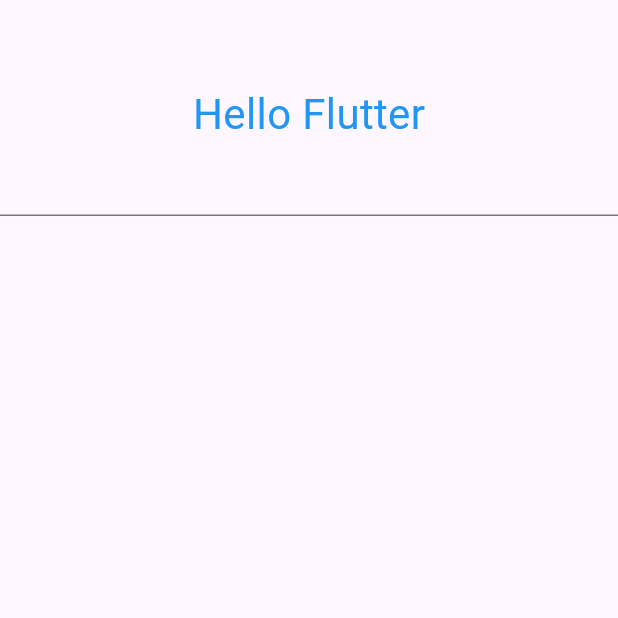
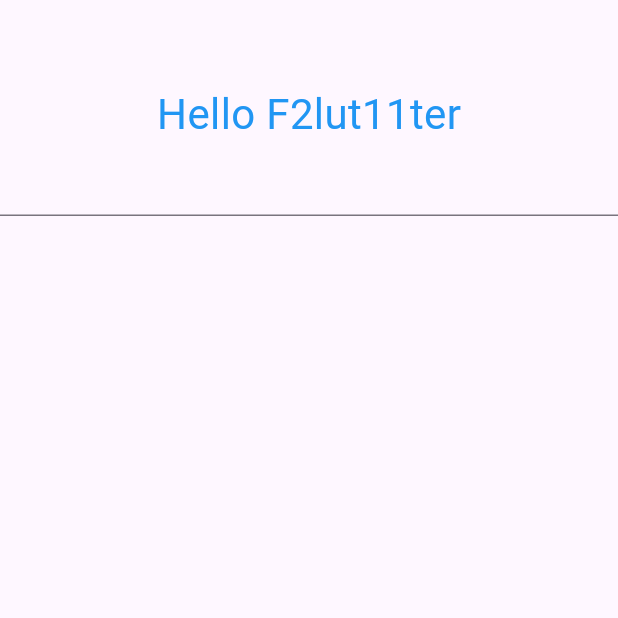
Before and after one commit to suchanmyoung/flutter-learn, a Flutter app: the screen it shows after launch, on a phone screen of 412 x 824 dp, the top half of it. Run offline on Flutter 3.47's test engine with Material 3 defaults, Android fonts, the phone set to English and light mode, and no system bars.

Commit message:
account est

```diff
--- a/lib/main.dart
+++ b/lib/main.dart
@@ -17,7 +17,7 @@ class MyApp extends StatelessWidget {
         body: Column(
           children: [
             Text(
-              "Hello Flutter",
+              "Hello F2lut11ter",
               style: TextStyle(fontSize: 28, color: Colors.blue),
             ),
             TextField()
```
